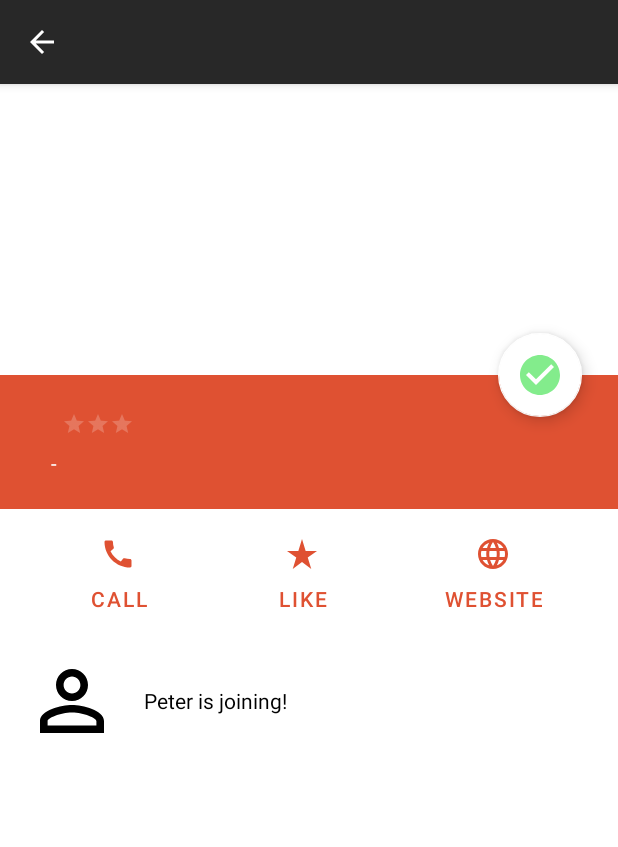
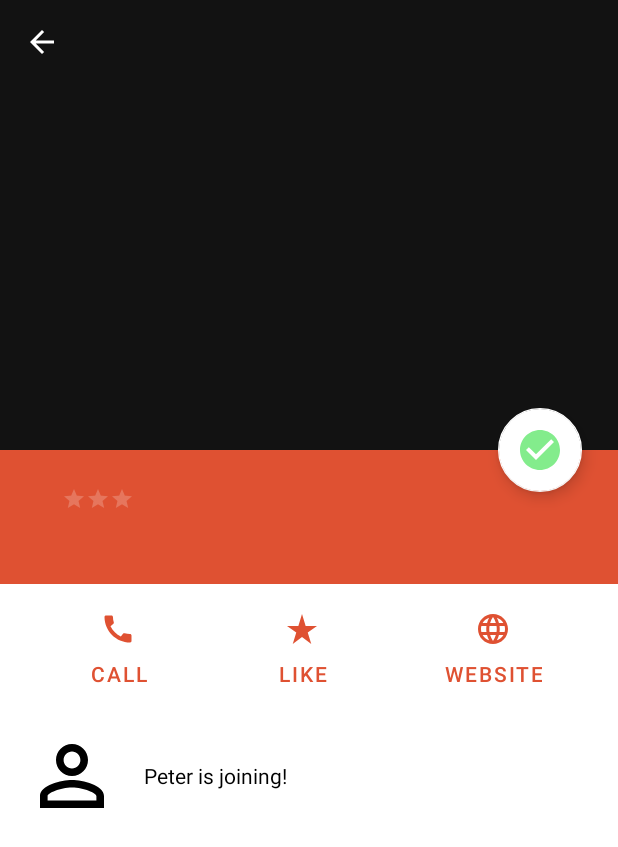
Before and after one commit to AnneLinger/Go4Lunch, an Android app: the PlaceDetailsActivity screen opened directly, with no data from a screen before it, on a phone screen of 412 x 824 dp. Shown: the top 847 px of the screen. Run offline under Robolectric (Android 15) with nearby library versions, the phone set to English and light mode, and no system bars; our stand-ins replace Dagger/Hilt's generated code; pictures from the network do not load; 3 statements that could not run were skipped.

Commit message:
Data design for place details

```diff
--- a/app/src/main/java/ui/activities/PlaceDetailsActivity.java
+++ b/app/src/main/java/ui/activities/PlaceDetailsActivity.java
@@ -13,11 +13,14 @@ import androidx.recyclerview.widget.DividerItemDecoration;
 import androidx.recyclerview.widget.LinearLayoutManager;
 import androidx.recyclerview.widget.RecyclerView;
 
+import com.anne.linger.go4lunch.BuildConfig;
 import com.anne.linger.go4lunch.R;
 import com.anne.linger.go4lunch.databinding.ActivityPlaceDetailsBinding;
+import com.bumptech.glide.Glide;
 
 import java.util.ArrayList;
 import java.util.List;
+import java.util.Objects;
 
 import dagger.hilt.android.AndroidEntryPoint;
 import model.User;
@@ -59,8 +62,7 @@ public class PlaceDetailsActivity extends AppCompatActivity {
     }
 
     private void configureActionBar() {
-        mBinding.settingsToolbar.setBackgroundColor(getResources().getColor(R.color.transparent));
-        mBinding.settingsToolbar.setNavigationOnClickListener(new View.OnClickListener() {
+        mBinding.toolbar.setNavigationOnClickListener(new View.OnClickListener() {
             @Override
             public void onClick(View view) {
                 navigateToPlacesActivity();
@@ -90,19 +92,51 @@ public class PlaceDetailsActivity extends AppCompatActivity {
     }
 
     private void initDataPlaceDetails(Result result) {
-        if(result!=null){
-            Log.e("Anne", "resultOk");
-            //TODO complete with Glide for the photo
-            //mBinding.imDetailPlace.setImageURI(result.getPhotos().get(0).getPhotoReference());
+            //For place photo
+            if(result.getPhotos()==null){
+                mBinding.imDetailPlace.setImageResource(R.drawable.drawer_header_background);
+            }
+            else {
+                String placePhoto = result.getPhotos().get(0).getPhotoReference();
+                Glide.with(this)
+                        .load("https://maps.googleapis.com/maps/api/place/photo?maxwidth=400&photo_reference=" + placePhoto + "&key=" + BuildConfig.MAPS_API_KEY)
+                        .into(mBinding.imDetailPlace);
+            }
+            //For place name
             mBinding.tvDetailName.setText(result.getName());
-            //TODO comment récupérer le type de restaurant ? ?
-            //mBinding.tvDetailType.setText(result.getTypes());
+            //For place address
             mBinding.tvDetailAddress.setText(result.getFormattedAddress());
-            //TODO ajouter listener sur call...x3
-        }
-        else {
-            Log.e("Anne", "resultNull");
-        }
+            //For place rating
+            float rating = (float) ((result.getRating()/5)*3);
+            mBinding.rbDetailRate.setRating(rating);
+            //For booking
+            mBinding.fabDetailChoice.setOnClickListener(new View.OnClickListener() {
+                @Override
+                public void onClick(View view) {
+                    //TODO manage booking
+                }
+            });
+            //For place call
+            mBinding.btDetailCall.setOnClickListener(new View.OnClickListener() {
+                @Override
+                public void onClick(View view) {
+
+                }
+            });
+            //For place like
+            mBinding.btDetailLike.setOnClickListener(new View.OnClickListener() {
+                @Override
+                public void onClick(View view) {
+
+                }
+            });
+            //For place website
+            mBinding.btDetailWebsite.setOnClickListener(new View.OnClickListener() {
+                @Override
+                public void onClick(View view) {
+
+                }
+            });
     }
 
     //When click on action bar for back
--- a/app/src/main/java/ui/adapter/PlaceListAdapter.java
+++ b/app/src/main/java/ui/adapter/PlaceListAdapter.java
@@ -23,6 +23,7 @@ import com.bumptech.glide.Glide;
 
 import java.util.List;
 import java.util.Locale;
+import java.util.Objects;
 
 import model.Booking;
 import model.Place;
@@ -88,50 +89,47 @@ public class PlaceListAdapter extends RecyclerView.Adapter<PlaceListAdapter.View
         }
 
         private void displayPlace(Result place, Location mLocation, List<Booking> mBookingList) {
+            //For name
             name.setText(place.getName());
-
-            //TODO Having a better score for range
+            //For range
             Location placeLocation = new Location("Place location");
             placeLocation.setLatitude(place.getGeometry().getLocation().getLat());
             placeLocation.setLongitude(place.getGeometry().getLocation().getLng());
             range.setText(String.format("%sm", Math.round(mLocation.distanceTo(placeLocation))));
-
+            //For address
             address.setText(place.getVicinity());
-
+            //For workmate number
             if(mBookingList.isEmpty()) {
                 workmateNumber.setText("0");
             }
             else{
                 for(Booking mBooking : mBookingList){
-                    if(mBooking.getPlaceId()==place.getPlaceId()){
+                    if(Objects.equals(mBooking.getPlaceId(), place.getPlaceId())){
                         workmateNumber.setText(format(Locale.getDefault(), "%d", mBooking.getUserList().size()));
                     }
                 }
             }
-
-            //TODO Null object why ? ? ?
-            /**if(place.getOpeningHours().getOpenNow()) {
+            //For open or closed
+            if(place.getOpeningHours()!=null) {
+                open.setText(R.string.open_now);
             }
             else {
                 open.setText(R.string.closed);
-            }*/
-            open.setText(R.string.open_now);
-
+            }
+            //For rating
             float rating = (float) ((place.getRating()/5)*3);
             rate.setRating(rating);
-
-            placeImage.setImageResource(R.drawable.ic_baseline_restaurant_24);
-            //TODO Null object why ? ? ?
-            /**if(place.getPhotos().isEmpty()){
+            //For place photo
+            if(place.getPhotos()==null){
                 placeImage.setImageResource(R.drawable.ic_baseline_restaurant_24);
             }
             else {
                 String placePhoto = place.getPhotos().get(0).getPhotoReference();
                 Glide.with(itemView)
-                        .load("https://maps.googleapis.com/maps/api/place/photo?maxwidth=400&photo_reference=" + placePhoto + "&Key=" + BuildConfig.MAPS_API_KEY)
+                        .load("https://maps.googleapis.com/maps/api/place/photo?maxwidth=90&photo_reference=" + placePhoto + "&key=" + BuildConfig.MAPS_API_KEY)
                         .into(placeImage);
-            }*/
-
+            }
+            //For navigate to details from itemView
             itemView.setOnClickListener(new View.OnClickListener() {
                 @Override
                 public void onClick(View view) {
--- a/app/src/main/res/layout-v23/activity_place_details.xml
+++ b/app/src/main/res/layout-v23/activity_place_details.xml
@@ -15,24 +15,32 @@
         android:layout_height="wrap_content"
         http:ignore="MissingConstraints">
 
-        <com.google.android.material.appbar.MaterialToolbar
-            android:id="@+id/settings_toolbar"
+        <com.google.android.material.appbar.CollapsingToolbarLayout
+            android:id="@+id/details_toolbar"
             android:layout_width="match_parent"
-            android:layout_height="?attr/actionBarSize"
-            app:navigationIcon="@drawable/ic_baseline_arrow_back_24"/>
+            android:layout_height="300dp"
+            app:layout_scrollFlags="scroll|exitUntilCollapsed">
+
+            <ImageView
+                android:id="@+id/im_detail_place"
+                android:layout_width="match_parent"
+                android:layout_height="300dp"
+                android:scaleType="centerCrop"
+                app:layout_collapseMode="parallax"
+                tools:src="@drawable/drawer_header_background"
+                android:contentDescription="@string/place_image" />
+
+            <androidx.appcompat.widget.Toolbar
+                android:id="@+id/toolbar"
+                android:layout_width="match_parent"
+                android:layout_height="wrap_content"
+                android:minHeight="?attr/actionBarSize"
+                app:navigationIcon="@drawable/ic_baseline_arrow_back_24"
+                app:layout_collapseMode="pin"/>
+
+        </com.google.android.material.appbar.CollapsingToolbarLayout>
 
     </com.google.android.material.appbar.AppBarLayout>
-
-    <ImageView
-        android:id="@+id/im_detail_place"
-        android:layout_width="match_parent"
-        android:layout_height="250dp"
-        android:scaleType="centerCrop"
-        app:layout_constraintEnd_toEndOf="parent"
-        app:layout_constraintStart_toStartOf="parent"
-        app:layout_constraintTop_toTopOf="parent"
-        tools:src="@drawable/drawer_header_background"
-        android:contentDescription="@string/place_image" />
 
     <androidx.constraintlayout.widget.ConstraintLayout
         android:id="@+id/cl_detail_middle"
@@ -42,7 +50,7 @@
         android:padding="16dp"
         app:layout_constraintEnd_toEndOf="parent"
         app:layout_constraintStart_toStartOf="parent"
-        app:layout_constraintTop_toBottomOf="@id/im_detail_place">
+        app:layout_constraintTop_toBottomOf="@id/app_bar">
 
         <TextView
             android:id="@+id/tv_detail_name"
@@ -55,35 +63,7 @@
             android:textColor="@color/white"
             app:layout_constraintTop_toTopOf="parent"
             app:layout_constraintStart_toStartOf="parent"
-            app:layout_constraintBottom_toTopOf="@id/tv_detail_type"/>
-
-        <TextView
-            android:id="@+id/tv_detail_type"
-            android:layout_width="0dp"
-            android:layout_height="wrap_content"
-            tools:text="@string/app_name"
-            android:layout_marginStart="10dp"
-            android:layout_marginBottom="5dp"
-            android:layout_marginEnd="20dp"
-            android:textColor="@color/white"
-            android:maxLines="1"
-            android:ellipsize="end"
-            app:layout_constraintTop_toBottomOf="@id/tv_detail_name"
-            app:layout_constraintStart_toStartOf="parent"
-            app:layout_constraintBottom_toBottomOf="parent"/>
-
-        <TextView
-            android:id="@+id/tv_detail_hyphen"
-            android:layout_width="wrap_content"
-            android:layout_height="wrap_content"
-            android:layout_marginLeft="8dp"
-            android:textSize="13sp"
-            android:textColor="@color/white"
-            android:text="@string/hyphen"
-            app:layout_constraintStart_toEndOf="@id/tv_detail_type"
-            app:layout_constraintTop_toTopOf="@id/tv_detail_type"
-            app:layout_constraintBottom_toBottomOf="@id/tv_detail_type"
-            tools:text="@string/hyphen" />
+            app:layout_constraintBottom_toTopOf="@id/tv_detail_address"/>
 
         <TextView
             android:id="@+id/tv_detail_address"
@@ -97,7 +77,7 @@
             android:maxLines="1"
             android:ellipsize="end"
             app:layout_constraintTop_toBottomOf="@id/tv_detail_name"
-            app:layout_constraintStart_toEndOf="@id/tv_detail_hyphen"
+            app:layout_constraintStart_toStartOf="parent"
             app:layout_constraintBottom_toBottomOf="parent"/>
 
         <RatingBar
@@ -185,7 +165,7 @@
         app:backgroundTint="@color/white"
         app:tint="@null"
         app:layout_constraintEnd_toEndOf="parent"
-        app:layout_constraintTop_toBottomOf="@id/im_detail_place"
+        app:layout_constraintTop_toBottomOf="@id/app_bar"
         app:layout_constraintBottom_toTopOf="@id/cl_detail_middle"
         android:contentDescription="@string/button_to_save_place_choice" />
 
--- a/app/src/main/res/layout/activity_place_details.xml
+++ b/app/src/main/res/layout/activity_place_details.xml
@@ -15,24 +15,32 @@
         android:layout_height="wrap_content"
         http:ignore="MissingConstraints">
 
-        <com.google.android.material.appbar.MaterialToolbar
-            android:id="@+id/settings_toolbar"
+        <com.google.android.material.appbar.CollapsingToolbarLayout
+            android:id="@+id/details_toolbar"
             android:layout_width="match_parent"
-            android:layout_height="?attr/actionBarSize"
-            app:navigationIcon="@drawable/ic_baseline_arrow_back_24"/>
-
-    </com.google.android.material.appbar.AppBarLayout>
+            android:layout_height="300dp"
+            app:layout_scrollFlags="scroll|exitUntilCollapsed">
 
             <ImageView
                 android:id="@+id/im_detail_place"
                 android:layout_width="match_parent"
                 android:layout_height="300dp"
                 android:scaleType="centerCrop"
-        app:layout_constraintEnd_toEndOf="parent"
-        app:layout_constraintStart_toStartOf="parent"
-        app:layout_constraintTop_toTopOf="parent"
+                app:layout_collapseMode="parallax"
                 tools:src="@drawable/drawer_header_background"
                 android:contentDescription="@string/place_image" />
+
+            <androidx.appcompat.widget.Toolbar
+                android:id="@+id/toolbar"
+                android:layout_width="match_parent"
+                android:layout_height="wrap_content"
+                android:minHeight="?attr/actionBarSize"
+                app:navigationIcon="@drawable/ic_baseline_arrow_back_24"
+                app:layout_collapseMode="pin"/>
+
+        </com.google.android.material.appbar.CollapsingToolbarLayout>
+
+    </com.google.android.material.appbar.AppBarLayout>
 
     <androidx.constraintlayout.widget.ConstraintLayout
         android:id="@+id/cl_detail_middle"
@@ -42,7 +50,7 @@
         android:padding="16dp"
         app:layout_constraintEnd_toEndOf="parent"
         app:layout_constraintStart_toStartOf="parent"
-        app:layout_constraintTop_toBottomOf="@id/im_detail_place">
+        app:layout_constraintTop_toBottomOf="@id/app_bar">
 
         <TextView
             android:id="@+id/tv_detail_name"
@@ -55,35 +63,7 @@
             android:textColor="@color/white"
             app:layout_constraintTop_toTopOf="parent"
             app:layout_constraintStart_toStartOf="parent"
-            app:layout_constraintBottom_toTopOf="@id/tv_detail_type"/>
-
-        <TextView
-            android:id="@+id/tv_detail_type"
-            android:layout_width="0dp"
-            android:layout_height="wrap_content"
-            tools:text="@string/app_name"
-            android:layout_marginStart="10dp"
-            android:layout_marginBottom="5dp"
-            android:layout_marginEnd="20dp"
-            android:textColor="@color/white"
-            android:maxLines="1"
-            android:ellipsize="end"
-            app:layout_constraintTop_toBottomOf="@id/tv_detail_name"
-            app:layout_constraintStart_toStartOf="parent"
-            app:layout_constraintBottom_toBottomOf="parent"/>
-
-        <TextView
-            android:id="@+id/tv_detail_hyphen"
-            android:layout_width="wrap_content"
-            android:layout_height="wrap_content"
-            android:layout_marginLeft="8dp"
-            android:textSize="13sp"
-            android:textColor="@color/white"
-            android:text="@string/hyphen"
-            app:layout_constraintStart_toEndOf="@id/tv_detail_type"
-            app:layout_constraintTop_toTopOf="@id/tv_detail_type"
-            app:layout_constraintBottom_toBottomOf="@id/tv_detail_type"
-            tools:text="@string/hyphen" />
+            app:layout_constraintBottom_toTopOf="@id/tv_detail_address"/>
 
         <TextView
             android:id="@+id/tv_detail_address"
@@ -97,7 +77,7 @@
             android:maxLines="1"
             android:ellipsize="end"
             app:layout_constraintTop_toBottomOf="@id/tv_detail_name"
-            app:layout_constraintStart_toEndOf="@id/tv_detail_hyphen"
+            app:layout_constraintStart_toStartOf="parent"
             app:layout_constraintBottom_toBottomOf="parent"/>
 
         <RatingBar
@@ -185,7 +165,7 @@
         app:backgroundTint="@color/white"
         app:tint="@null"
         app:layout_constraintEnd_toEndOf="parent"
-        app:layout_constraintTop_toBottomOf="@id/im_detail_place"
+        app:layout_constraintTop_toBottomOf="@id/app_bar"
         app:layout_constraintBottom_toTopOf="@id/cl_detail_middle"
         android:contentDescription="@string/button_to_save_place_choice" />
 
--- a/app/src/main/res/layout/item_list_view.xml
+++ b/app/src/main/res/layout/item_list_view.xml
@@ -26,21 +26,11 @@
         android:layout_height="wrap_content"
         android:layout_marginStart="16dp"
         android:textSize="14sp"
+        android:layout_marginEnd="8dp"
         android:textColor="@color/dark_grey"
         app:layout_constraintEnd_toStartOf="@id/im_place"
         app:layout_constraintTop_toTopOf="@id/im_place"
         tools:text="@string/app_name" />
-
-    <!--<TextView
-        android:id="@+id/tv_place_range_meter"
-        android:layout_width="wrap_content"
-        android:layout_height="wrap_content"
-        android:layout_marginStart="16dp"
-        android:textSize="14sp"
-        android:text="@string/meter"
-        android:textColor="@color/dark_grey"
-        app:layout_constraintEnd_toStartOf="@id/im_place"
-        app:layout_constraintTop_toTopOf="@id/im_place" />-->
 
     <TextView
         android:id="@+id/tv_place_address"
@@ -98,6 +88,7 @@
         android:textSize="13sp"
         android:layout_marginLeft="4dp"
         android:textColor="@color/black"
+        android:layout_marginEnd="8dp"
         android:text="@string/last_parenthesis"
         app:layout_constraintEnd_toStartOf="@id/im_place"
         app:layout_constraintTop_toBottomOf="@id/tv_place_name"
@@ -124,6 +115,7 @@
         android:rating="0"
         android:stepSize="0.5"
         android:layout_marginStart="15dp"
+        android:layout_marginEnd="8dp"
         style="?android:attr/ratingBarStyleSmall"
         app:layout_constraintBottom_toBottomOf="@id/im_place"
         app:layout_constraintEnd_toStartOf="@id/im_place"/>
```
Lines whose indentation alone changed are shown as unchanged.
